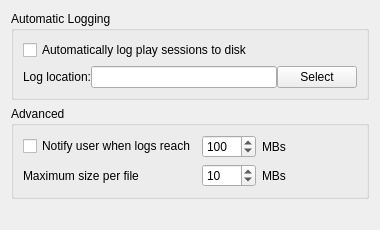
The window that src/preferences/autologpage.ui (Mattias-Viklund/MMapper) describes before a commit, drawn with Qt 5.
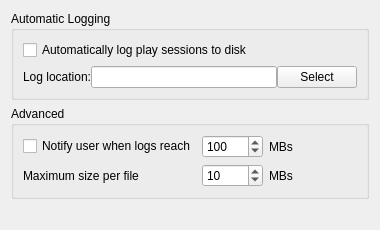
The same window after the commit.

Patch:
```diff
--- a/src/preferences/autologpage.ui
+++ b/src/preferences/autologpage.ui
@@ -163,10 +163,10 @@
          </size>
         </property>
         <property name="minimum">
-         <number>-1</number>
+         <number>1</number>
         </property>
         <property name="maximum">
-         <number>1000</number>
+         <number>10000</number>
         </property>
         <property name="value">
          <number>100</number>
```
